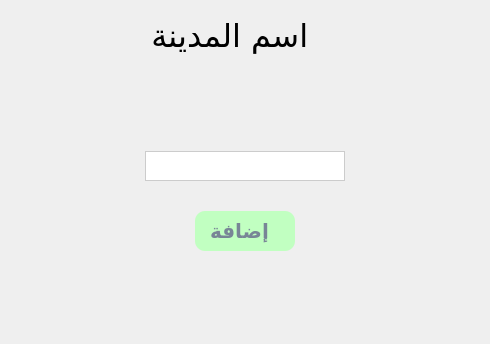
The window that addcity.ui (Roqaya-muhmd/Mini_Wasalny) describes before a commit, drawn with Qt 5.
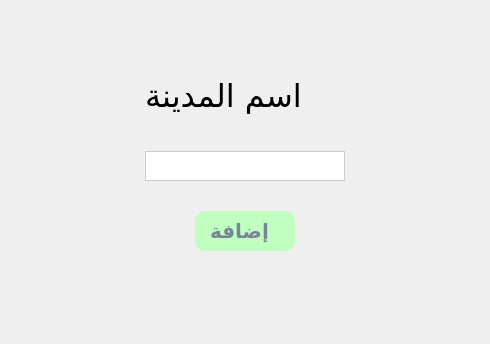
The same window after the commit. Icons and pictures are not drawn.

Patch:
```diff
--- a/addcity.ui
+++ b/addcity.ui
@@ -6,7 +6,7 @@
    <rect>
     <x>0</x>
     <y>0</y>
-    <width>482</width>
+    <width>488</width>
     <height>344</height>
    </rect>
   </property>
@@ -26,6 +26,28 @@
      <property name="spacing">
       <number>30</number>
      </property>
+     <item alignment="Qt::AlignmentFlag::AlignHCenter">
+      <widget class="QLabel" name="waring_nameNotFound">
+       <property name="minimumSize">
+        <size>
+         <width>120</width>
+         <height>25</height>
+        </size>
+       </property>
+       <property name="maximumSize">
+        <size>
+         <width>200</width>
+         <height>30</height>
+        </size>
+       </property>
+       <property name="text">
+        <string/>
+       </property>
+       <property name="alignment">
+        <set>Qt::AlignmentFlag::AlignCenter</set>
+       </property>
+      </widget>
+     </item>
      <item alignment="Qt::AlignmentFlag::AlignHCenter">
       <widget class="QLabel" name="addCityNameLabel">
        <property name="minimumSize">
@@ -64,32 +86,10 @@
 }</string>
        </property>
        <property name="text">
-        <string>   اسم المدينة</string>
+        <string>اسم المدينة</string>
        </property>
        <property name="alignment">
-        <set>Qt::AlignmentFlag::AlignCenter</set>
-       </property>
-      </widget>
-     </item>
-     <item alignment="Qt::AlignmentFlag::AlignHCenter">
-      <widget class="QLabel" name="waring_nameNotFound">
-       <property name="minimumSize">
-        <size>
-         <width>120</width>
-         <height>25</height>
-        </size>
-       </property>
-       <property name="maximumSize">
-        <size>
-         <width>200</width>
-         <height>30</height>
-        </size>
-       </property>
-       <property name="text">
-        <string/>
-       </property>
-       <property name="alignment">
-        <set>Qt::AlignmentFlag::AlignCenter</set>
+        <set>Qt::AlignmentFlag::AlignRight|Qt::AlignmentFlag::AlignTrailing|Qt::AlignmentFlag::AlignVCenter</set>
        </property>
       </widget>
      </item>
```
Left out of the diff: 11 changed lines with no effect on the pictures.
